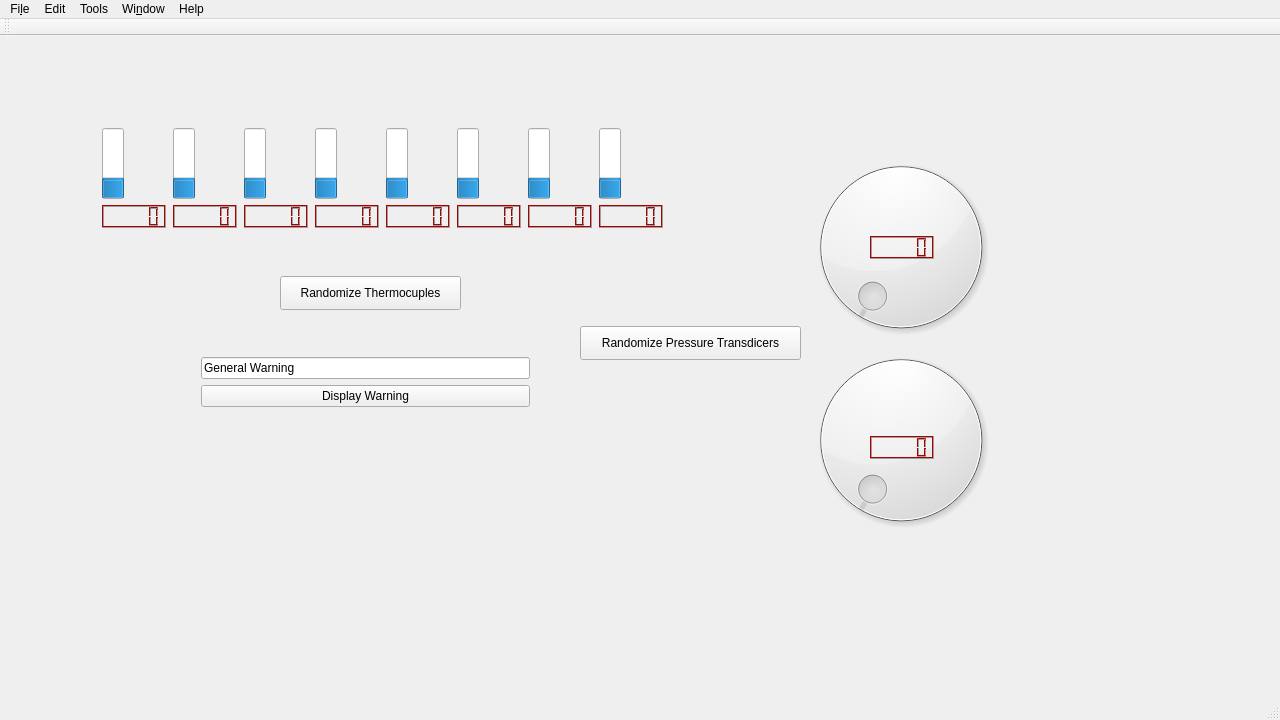
First picture: the form in controlsoftware/mainwindow.ui, repository SDSURocketProject/FAR-MARS, before the edit.
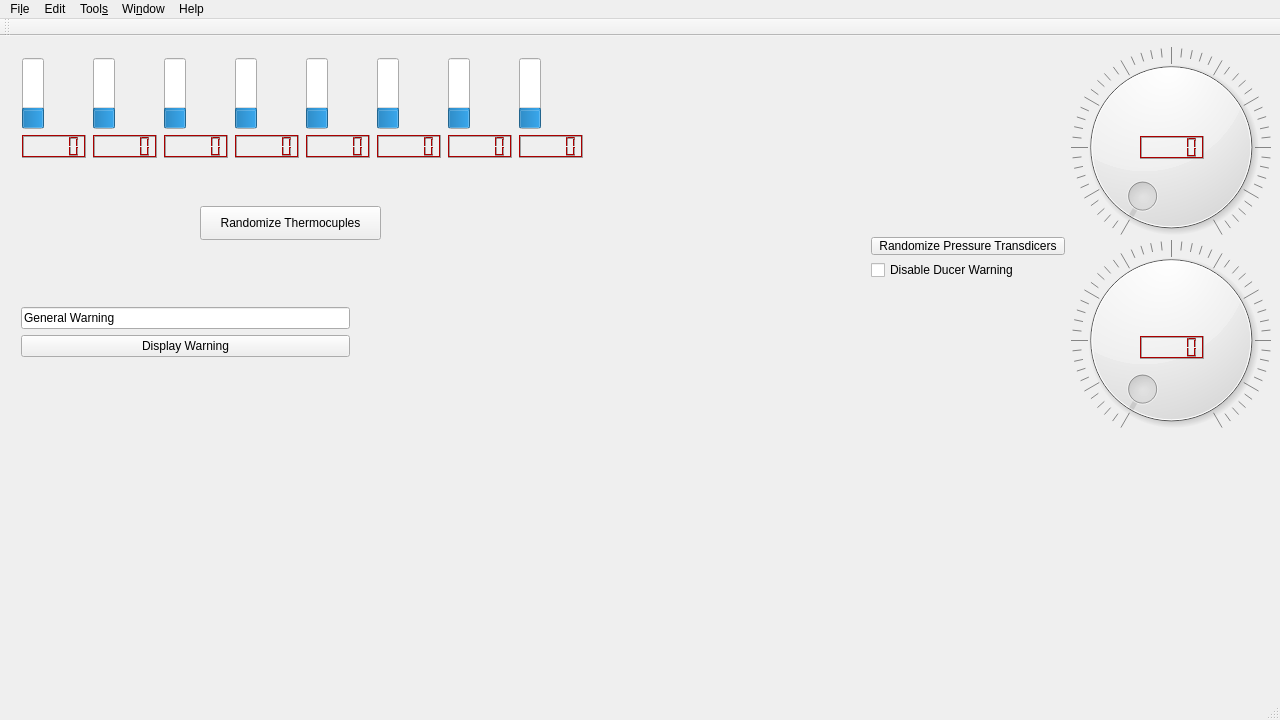
Second picture: the form after the edit.

Commit message: add warning suppression

What changed in the file:
```diff
--- a/controlsoftware/mainwindow.ui
+++ b/controlsoftware/mainwindow.ui
@@ -17,8 +17,8 @@
    <widget class="QPushButton" name="rand_thermo">
     <property name="geometry">
      <rect>
-      <x>280</x>
-      <y>240</y>
+      <x>200</x>
+      <y>170</y>
       <width>181</width>
       <height>34</height>
      </rect>
@@ -30,8 +30,8 @@
    <widget class="QWidget" name="layoutWidget">
     <property name="geometry">
      <rect>
-      <x>90</x>
-      <y>81</y>
+      <x>10</x>
+      <y>11</y>
       <width>588</width>
       <height>122</height>
      </rect>
@@ -1218,8 +1218,8 @@
    <widget class="QWidget" name="layoutWidget">
     <property name="geometry">
      <rect>
-      <x>190</x>
-      <y>310</y>
+      <x>10</x>
+      <y>260</y>
       <width>351</width>
       <height>74</height>
      </rect>
@@ -1244,28 +1244,43 @@
    <widget class="QDial" name="ducer1">
     <property name="geometry">
      <rect>
-      <x>801</x>
-      <y>111</y>
+      <x>1071</x>
+      <y>11</y>
       <width>200</width>
       <height>200</height>
      </rect>
     </property>
+    <property name="tracking">
+     <bool>false</bool>
+    </property>
+    <property name="notchesVisible">
+     <bool>true</bool>
+    </property>
    </widget>
    <widget class="QDial" name="ducer2">
     <property name="geometry">
      <rect>
-      <x>801</x>
-      <y>304</y>
+      <x>1071</x>
+      <y>204</y>
       <width>200</width>
       <height>200</height>
      </rect>
     </property>
+    <property name="accessibleName">
+     <string notr="true"/>
+    </property>
+    <property name="tracking">
+     <bool>false</bool>
+    </property>
+    <property name="notchesVisible">
+     <bool>true</bool>
+    </property>
    </widget>
    <widget class="QLCDNumber" name="ducer1lcd">
     <property name="geometry">
      <rect>
-      <x>870</x>
-      <y>200</y>
+      <x>1140</x>
+      <y>100</y>
       <width>64</width>
       <height>23</height>
      </rect>
@@ -1392,8 +1407,8 @@
    <widget class="QLCDNumber" name="ducer2lcd">
     <property name="geometry">
      <rect>
-      <x>870</x>
-      <y>400</y>
+      <x>1140</x>
+      <y>300</y>
       <width>64</width>
       <height>23</height>
      </rect>
@@ -1517,18 +1532,31 @@
      </palette>
     </property>
    </widget>
-   <widget class="QPushButton" name="rand_pres">
+   <widget class="QWidget" name="">
     <property name="geometry">
      <rect>
-      <x>580</x>
-      <y>290</y>
-      <width>221</width>
-      <height>34</height>
+      <x>860</x>
+      <y>190</y>
+      <width>216</width>
+      <height>64</height>
      </rect>
     </property>
-    <property name="text">
-     <string>Randomize Pressure Transdicers</string>
-    </property>
+    <layout class="QVBoxLayout" name="verticalLayout_2">
+     <item>
+      <widget class="QPushButton" name="rand_pres">
+       <property name="text">
+        <string>Randomize Pressure Transdicers</string>
+       </property>
+      </widget>
+     </item>
+     <item>
+      <widget class="QCheckBox" name="checkBox">
+       <property name="text">
+        <string>Disable Ducer Warning</string>
+       </property>
+      </widget>
+     </item>
+    </layout>
    </widget>
   </widget>
   <widget class="QMenuBar" name="menuBar">
@@ -1553,7 +1581,7 @@
    </widget>
    <widget class="QMenu" name="menuTools">
     <property name="title">
-     <string>Tools</string>
+     <string>Tool&amp;s</string>
     </property>
    </widget>
    <widget class="QMenu" name="menuWindow">
```
Left out of the diff: 44 changed lines with no effect on the pictures. The commit also changes 2 other files.
